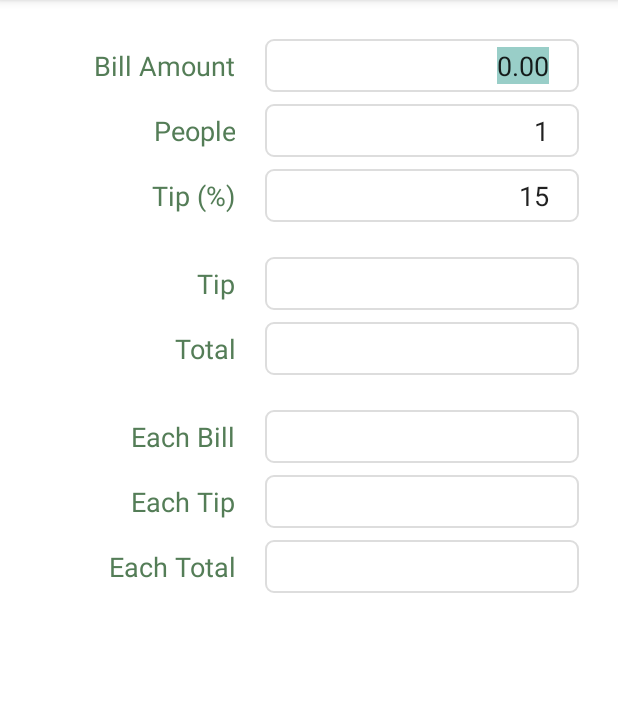
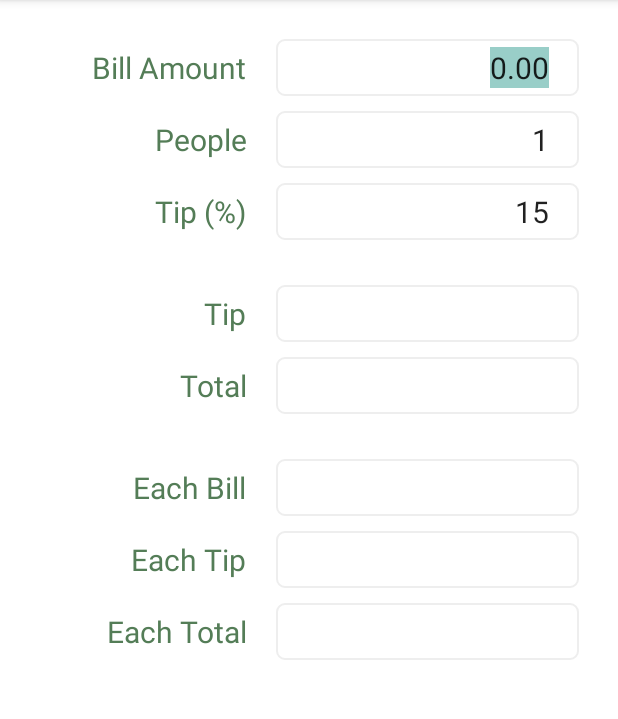
Before and after one commit to nagasuga/TipCalculator, an Android app: the screen it shows after launch (MainActivity), on a phone screen of 412 x 824 dp, the part 84-803 px from its top. Run offline under Robolectric (Android 15) with nearby library versions, the light colour scheme and no system bars.

Commit message:
design update

```diff
--- a/tipcalculator/src/main/res/layout/fragment_main.xml
+++ b/tipcalculator/src/main/res/layout/fragment_main.xml
@@ -60,7 +60,7 @@
         </TableRow>
 
         <TableRow style="@style/tableRow"
-            android:paddingTop="15dp">
+            android:paddingTop="20dp">
 
             <TextView
                 android:text="@string/label_tip"
@@ -89,7 +89,7 @@
         </TableRow>
 
         <TableRow style="@style/tableRow"
-            android:paddingTop="15dp">
+            android:paddingTop="20dp">
 
             <TextView
                 android:text="@string/label_each_bill"
--- a/tipcalculator/src/main/res/values/colors.xml
+++ b/tipcalculator/src/main/res/values/colors.xml
@@ -5,5 +5,5 @@
 
     <color name="label_color">#547d57</color>
 
-    <color name="edittext_background_stroke">#ddd</color>
+    <color name="edittext_background_stroke">#eee</color>
 </resources>
--- a/tipcalculator/src/main/res/values/styles.xml
+++ b/tipcalculator/src/main/res/values/styles.xml
@@ -10,7 +10,7 @@
     <style name="field_label">
         <item name="android:layout_width">match_parent</item>
         <item name="android:layout_height">wrap_content</item>
-        <item name="android:textSize">18sp</item>
+        <item name="android:textSize">20sp</item>
         <item name="android:layout_column">0</item>
         <item name="android:layout_gravity">center_vertical</item>
         <item name="android:gravity">right</item>
@@ -25,7 +25,7 @@
     <style name="field_editText">
         <item name="android:layout_width">match_parent</item>
         <item name="android:layout_height">wrap_content</item>
-        <item name="android:textSize">18sp</item>
+        <item name="android:textSize">20sp</item>
         <item name="android:layout_column">2</item>
         <item name="android:layout_gravity">center_vertical</item>
         <item name="android:background">@drawable/edittext_rounded</item>
@@ -47,6 +47,6 @@
     <style name="tableRow">
         <item name="android:layout_width">fill_parent</item>
         <item name="android:layout_height">fill_parent</item>
-        <item name="android:layout_marginBottom">8dp</item>
+        <item name="android:layout_marginBottom">10dp</item>
     </style>
 </resources>
```
